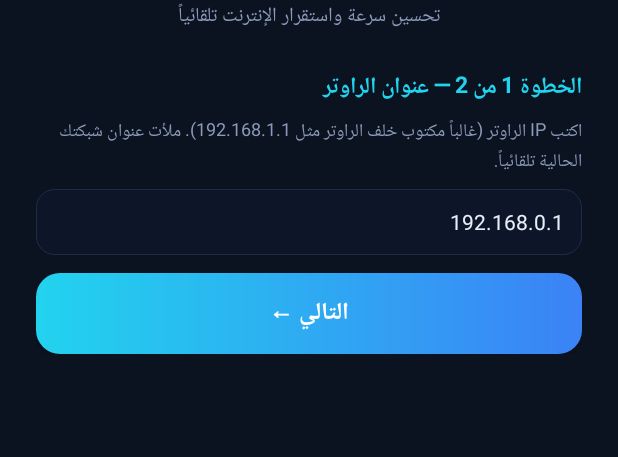
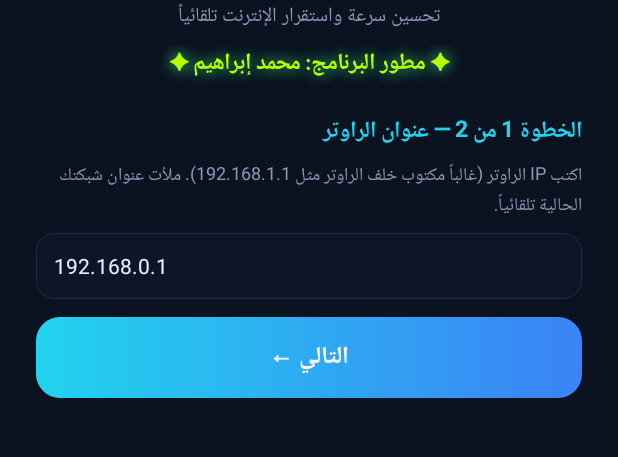
Before and after one commit to momo9596/netfix, an Android app: the screen it shows after launch (MainActivity), on a phone screen of 412 x 824 dp, the part 253-710 px from its top. Run offline under Robolectric (Android 15) with nearby library versions, the phone set to English and light mode, and no system bars; 1 statement that could not run was skipped.

Commit message:
Update MainActivity.kt

```diff
--- a/app/src/main/java/com/example/netfix/MainActivity.kt
+++ b/app/src/main/java/com/example/netfix/MainActivity.kt
@@ -21,6 +21,7 @@ import android.os.Bundle
 import android.os.Handler
 import android.os.Looper
 import android.text.InputType
+import android.text.method.DigitsKeyListener
 import android.view.Gravity
 import android.view.View
 import android.webkit.CookieManager
@@ -52,6 +53,8 @@ import java.util.Locale
 import java.util.concurrent.atomic.AtomicBoolean
 import java.util.concurrent.atomic.AtomicLong
 import kotlin.concurrent.thread
+import java.util.concurrent.Executors
+import java.util.concurrent.TimeUnit
 
 data class ChanScan(
     val best: Int,
@@ -222,6 +225,58 @@ class MainActivity : Activity() {
         layoutParams = LinearLayout.LayoutParams(-1, -2).apply { topMargin = dp(8) }
     }
 
+    // إجبار حقول عناوين IP على الأرقام الإنجليزية واتجاه الكتابة من اليسار لليمين.
+    private fun configureIpField(v: EditText) {
+        v.setTextDirection(View.TEXT_DIRECTION_LTR)
+        v.textLocale = Locale.US
+        v.gravity = Gravity.CENTER_VERTICAL or Gravity.LEFT
+        v.inputType = InputType.TYPE_CLASS_NUMBER or InputType.TYPE_NUMBER_FLAG_DECIMAL
+        v.keyListener = DigitsKeyListener.getInstance("0123456789.")
+    }
+
+    private fun addDeveloperMarquee(parent: LinearLayout) {
+        val lane = FrameLayout(this).apply {
+            layoutParams = LinearLayout.LayoutParams(-1, dp(48)).apply { topMargin = dp(8) }
+            background = GradientDrawable(GradientDrawable.Orientation.LEFT_RIGHT,
+                intArrayOf(Color.parseColor("#10251D"), Color.parseColor("#183A2A"), Color.parseColor("#10251D"))).apply {
+                cornerRadius = dp(14).toFloat()
+                setStroke(dp(1), Color.parseColor("#39FF88"))
+            }
+            clipChildren = true
+            clipToPadding = true
+        }
+        val ad = TextView(this).apply {
+            text = "✦ مطور البرنامج: محمد إبراهيم ✦"
+            textSize = 16f
+            setTypeface(typeface, Typeface.BOLD)
+            setTextColor(Color.parseColor("#B7FF00"))
+            setShadowLayer(dp(10).toFloat(), 0f, 0f, Color.parseColor("#39FF88"))
+            gravity = Gravity.CENTER
+            setSingleLine(true)
+            layoutParams = FrameLayout.LayoutParams(-2, -1, Gravity.CENTER)
+        }
+        lane.addView(ad)
+        parent.addView(lane)
+        ad.post {
+            val travel = (lane.width / 2f + ad.width / 2f).coerceAtLeast(dp(90).toFloat())
+            ValueAnimator.ofFloat(-travel, travel).apply {
+                duration = 4200L
+                repeatCount = ValueAnimator.INFINITE
+                repeatMode = ValueAnimator.REVERSE
+                addUpdateListener { ad.translationX = it.animatedValue as Float }
+                start()
+            }
+            ValueAnimator.ofObject(android.animation.ArgbEvaluator(),
+                Color.parseColor("#B7FF00"), Color.parseColor("#39FF88"), Color.parseColor("#22D3EE")).apply {
+                duration = 1500L
+                repeatCount = ValueAnimator.INFINITE
+                repeatMode = ValueAnimator.REVERSE
+                addUpdateListener { ad.setTextColor(it.animatedValue as Int) }
+                start()
+            }
+        }
+    }
+
     private fun gradBtn(t: String, c1: Int, c2: Int) = Button(this).apply {
         text = t; setAllCaps(false); textSize = 16f; setTextColor(Color.WHITE)
         setTypeface(typeface, Typeface.BOLD)
@@ -283,6 +338,7 @@ class MainActivity : Activity() {
         }
         header.addView(titles); header.addView(chip)
         dash.addView(header)
+        addDeveloperMarquee(dash)
 
         // التحليل الذكي المحلي القابل للتفسير
         aiAnalysisCard = cardBox()
@@ -295,7 +351,7 @@ class MainActivity : Activity() {
         // بيانات الراوتر
         val inCard = cardBox()
         inCard.addView(label("🌐 بيانات الراوتر", 13f, cMuted))
-        ip = field("عنوان الراوتر (IP)").apply { setText(gateway()) }
+        ip = field("عنوان الراوتر (IP)").apply { configureIpField(this); setText(gateway()) }
         userEt = field("اسم المستخدم (اختياري للدخول التلقائي)")
         passEt = field("كلمة المرور (اختياري، لا تُحفظ)", true)
         inCard.addView(ip); inCard.addView(userEt); inCard.addView(passEt)
@@ -481,14 +537,19 @@ class MainActivity : Activity() {
         }
         col.addView(label("📡", 56f).apply { gravity = Gravity.CENTER })
         col.addView(label("NetFix Pro", 28f, cText, true).apply { gravity = Gravity.CENTER })
-        col.addView(label("تحسين سرعة واستقرار الإنترنت تلقائياً", 13f, cMuted).apply { gravity = Gravity.CENTER; setPadding(0, 0, 0, dp(24)) })
+        col.addView(label("تحسين سرعة واستقرار الإنترنت تلقائياً", 13f, cMuted).apply { gravity = Gravity.CENTER; setPadding(0, 0, 0, dp(8)) })
+        col.addView(label("✦ مطور البرنامج: محمد إبراهيم ✦", 15f, Color.parseColor("#B7FF00"), true).apply {
+            gravity = Gravity.CENTER
+            setShadowLayer(dp(8).toFloat(), 0f, 0f, Color.parseColor("#39FF88"))
+            setPadding(0, 0, 0, dp(20))
+        })
 
         wizP1 = LinearLayout(this).apply { orientation = LinearLayout.VERTICAL }
         wizP1.addView(label("الخطوة 1 من 2 — عنوان الراوتر", 15f, cCyan, true))
         wizP1.addView(label("اكتب IP الراوتر (غالباً مكتوب خلف الراوتر مثل 192.168.1.1). ملأت عنوان شبكتك الحالية تلقائياً.", 12f, cMuted).apply { setPadding(0, dp(6), 0, 0) })
         wizIp = field("عنوان الراوتر").apply {
+            configureIpField(this)
             setText(prefs.getString("router_ip", null) ?: gateway())
-            inputType = InputType.TYPE_CLASS_TEXT or InputType.TYPE_TEXT_VARIATION_URI
         }
         wizP1.addView(wizIp)
         val next1 = gradBtn("التالي ←", cCyan, cBlue)
@@ -720,7 +781,7 @@ class MainActivity : Activity() {
 
     private fun gateway(): String {
         val g = (applicationContext.getSystemService(Context.WIFI_SERVICE) as WifiManager).dhcpInfo.gateway
-        return if (g == 0) "192.168.0.1" else "%d.%d.%d.%d".format(g and 255, g shr 8 and 255, g shr 16 and 255, g shr 24 and 255)
+        return if (g == 0) "192.168.0.1" else String.format(Locale.US, "%d.%d.%d.%d", g and 255, g shr 8 and 255, g shr 16 and 255, g shr 24 and 255)
     }
 
     // ================= النسخة الاحتياطية والاسترجاع =================
@@ -786,36 +847,44 @@ class MainActivity : Activity() {
 
     private fun ispDns(): List<String> {
         val d = (applicationContext.getSystemService(Context.WIFI_SERVICE) as WifiManager).dhcpInfo
-        fun ipOf(g: Int) = if (g == 0) null else "%d.%d.%d.%d".format(g and 255, g shr 8 and 255, g shr 16 and 255, g shr 24 and 255)
+        fun ipOf(g: Int) = if (g == 0) null else String.format(Locale.US, "%d.%d.%d.%d", g and 255, g shr 8 and 255, g shr 16 and 255, g shr 24 and 255)
         return listOfNotNull(ipOf(d.dns1), ipOf(d.dns2))
     }
 
     // الدرجة تراعي السرعة والاستقرار ونسبة نجاح الاستعلامات، لا أقل قراءة لحظية فقط.
     private fun dnsScore(server: String): Double {
+        val sampleDomains = testDomains.take(4)
         val times = mutableListOf<Long>()
         var failed = 0
-        repeat(3) {
-            for (d in testDomains) {
-                val x = dnsQuery(server, d, 1200)
+        repeat(2) {
+            for (domain in sampleDomains) {
+                val x = dnsQuery(server, domain, 700)
                 if (x < 0) failed++ else times.add(x)
             }
         }
-        val total = testDomains.size * 3
-        if (times.size < total / 2) return 5000.0 + (total - times.size) * 10.0
+        val total = sampleDomains.size * 2
+        if (times.size < total / 2) return 5000.0 + (total - times.size) * 100.0
         val sorted = times.sorted()
         val median = sorted[sorted.size / 2].toDouble()
-        val p90 = sorted[((sorted.size - 1) * 9) / 10].toInt().toDouble()
+        val p90 = sorted[((sorted.size - 1) * 9) / 10].toDouble()
         val avg = times.average()
-        val lossPenalty = failed * 90.0
+        val lossPenalty = failed * 120.0
         return median * 0.40 + p90 * 0.25 + avg * 0.20 + lossPenalty
     }
 
     private fun benchmarkDns(): List<Pair<String, Double>> {
         val all = (ispDns() + dnsCandidates).distinct()
-        val results = java.util.Collections.synchronizedList(mutableListOf<Pair<String, Double>>())
-        val ts = all.map { s -> thread { results.add(s to dnsScore(s)) } }
-        ts.forEach { it.join(45000) }
-        return ArrayList(results).filter { it.second < 2500 }.sortedBy { it.second }
+        // حدّ التوازي يمنع فتح عشرات المقابس دفعة واحدة، ويقلل زمن الفحص على الهاتف.
+        val pool = Executors.newFixedThreadPool(6)
+        return try {
+            val futures = all.map { server -> pool.submit<Pair<String, Double>> { server to dnsScore(server) } }
+            futures.mapNotNull { future ->
+                try { future.get(8, TimeUnit.SECONDS) }
+                catch (_: Exception) { null }
+            }.filter { it.second < 2500 }.sortedBy { it.second }
+        } finally {
+            pool.shutdownNow()
+        }
     }
 
     private fun validIpv4(value: String): Boolean {
@@ -891,10 +960,10 @@ class MainActivity : Activity() {
         val freq = HashMap<String, Int>()
 
         // نأخذ أفضل RSSI لكل نقطة وصول حتى لا نكرر الشبكة نفسها في حساب الازدحام.
-        repeat(3) {
+        repeat(2) {
             try {
                 wm.startScan()
-                Thread.sleep(2500)
+                Thread.sleep(1400)
                 wm.scanResults
                     .filter { it.frequency in 2412..2472 && it.BSSID != own }
                     .forEach { result ->
@@ -953,7 +1022,7 @@ class MainActivity : Activity() {
         for (i in 1..n) {
             val x = dnsUdp(bestDns)
             if (x >= 0) t.add(x)
-            Thread.sleep(100)
+            if (i < n) Thread.sleep(60)
         }
         val avg = if (t.isEmpty()) -1.0 else t.average()
         var j = 0.0
@@ -994,7 +1063,7 @@ class MainActivity : Activity() {
                 }
             } catch (e: Exception) {}
         }
-        val deadline = System.nanoTime() + 12_000_000_000L
+        val deadline = System.nanoTime() + 8_000_000_000L
         while (System.nanoTime() < deadline && workers.any { it.isAlive }) Thread.sleep(200)
         stop.set(true)
         val secs = (System.nanoTime() - start) / 1e9
@@ -1007,10 +1076,10 @@ class MainActivity : Activity() {
     }
 
     private fun speedRetry(): Pair<Double, Double> {
-        for (i in 1..4) {
+        for (i in 1..2) {
             val r = speedLoaded()
             if (r.first > 0) return r
-            Thread.sleep(5000)
+            if (i < 2) Thread.sleep(1200)
         }
         return Pair(-1.0, -1.0)
     }
@@ -1033,7 +1102,7 @@ class MainActivity : Activity() {
 
                 setStep(0, 1)
                 say("⏳ فحص الاتصال بالراوتر..."); val (gwMs, gwLoss) = stats({ tcp(gw, 80) }); gwBefore = gwMs
-                say("⏳ فحص استجابة DNS/UDP على الخادم المرشح ${bestDns} (20 قياساً؛ ليست ICMP Ping)..."); val (netMs, jitter, netLoss) = pingStats(20)
+                say("⏳ فحص استجابة DNS/UDP على الخادم المرشح ${bestDns} (12 قياساً؛ ليست ICMP Ping)..."); val (netMs, jitter, netLoss) = pingStats(12)
                 say("⏳ اختبار السرعة (قد يستغرق دقيقة)..."); val (sp, loaded) = speedRetry(); beforeSpeed = sp
                 runOnUiThread { beforeTv.text = mb(sp) }
                 pingB = Triple(netMs, jitter, netLoss); pingA = null
@@ -1054,7 +1123,7 @@ class MainActivity : Activity() {
                 setStep(1, 2)
 
                 setStep(2, 1)
-                say("⏳ مسح القنوات (3 مرات)...")
+                say("⏳ مسح القنوات (مسحان سريعان)...")
                 val cs = pickChannel(wm, curCh)
                 bestCh = cs.best
                 crowded = is24 && (cs.count > 5 || cs.curBad)
@@ -1518,7 +1587,7 @@ class MainActivity : Activity() {
             log("⏱ أقيس السرعة بعد الإصلاح...")
             val (after, _) = speedRetry()
             log("⏱ أقيس استجابة DNS/UDP بعد الإصلاح...")
-            val pa = pingStats(20)
+            val pa = pingStats(12)
             gwAfter = stats({ tcp(gwIp, 80) }).first
             pingA = pa
             scoreA = health(pa.first, pa.second, pa.third, after)
```
